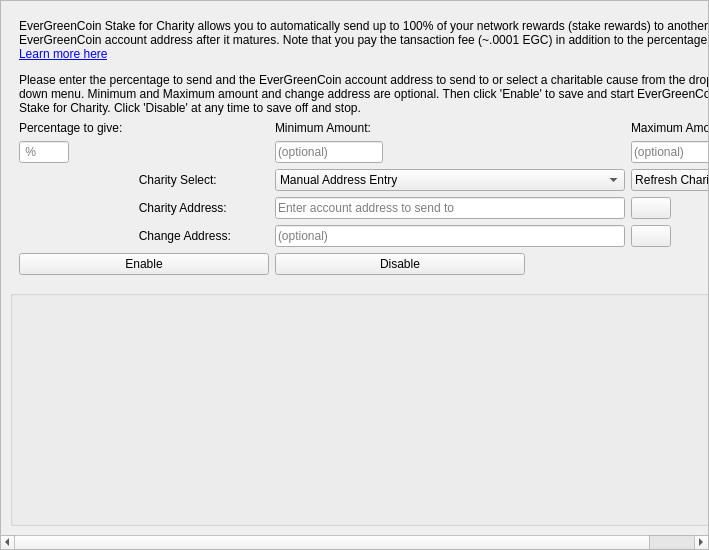
First picture: the form in src/qt/forms/charitydialog.ui, repository EverGreenCoinDev/EverGreenCoin, before the edit.
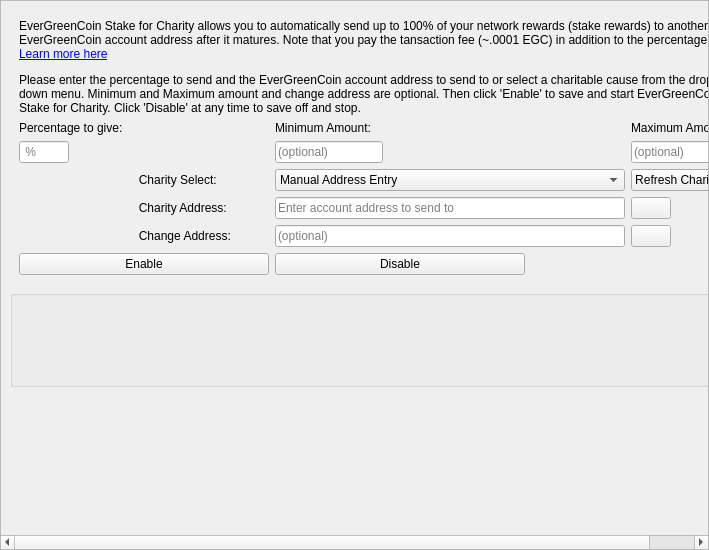
Second picture: the form after the edit. Icons and pictures are not drawn.

Commit message: add verticle spacer.

The edit to the form file:
```diff
--- a/src/qt/forms/charitydialog.ui
+++ b/src/qt/forms/charitydialog.ui
@@ -617,6 +617,19 @@
          </layout>
         </widget>
        </item>
+       <item row="2" column="0">
+        <spacer name="verticalSpacer">
+         <property name="orientation">
+          <enum>Qt::Vertical</enum>
+         </property>
+         <property name="sizeHint" stdset="0">
+          <size>
+           <width>20</width>
+           <height>40</height>
+          </size>
+         </property>
+        </spacer>
+       </item>
       </layout>
      </widget>
     </widget>
```
